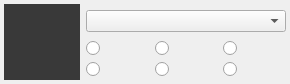
The window that src/plugins/qmldesigner/components/propertyeditor/contextpanewidgetimage.ui (qt-creator/qt-creator) describes before a commit, drawn with Qt 5.
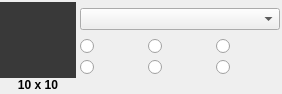
The same window after the commit. Icons and pictures are not drawn. Custom widgets are drawn as their Qt base class.

Commit message: QmlDesigner: context pane changing left margin

The edit to the form file:
```diff
--- a/src/plugins/qmldesigner/components/propertyeditor/contextpanewidgetimage.ui
+++ b/src/plugins/qmldesigner/components/propertyeditor/contextpanewidgetimage.ui
@@ -6,23 +6,32 @@
    <rect>
     <x>0</x>
     <y>0</y>
-    <width>290</width>
-    <height>84</height>
+    <width>282</width>
+    <height>93</height>
    </rect>
   </property>
   <property name="windowTitle">
    <string>Form</string>
   </property>
   <layout class="QGridLayout" name="gridLayout">
+   <property name="leftMargin">
+    <number>0</number>
+   </property>
+   <property name="topMargin">
+    <number>2</number>
+   </property>
+   <property name="rightMargin">
+    <number>2</number>
+   </property>
+   <property name="bottomMargin">
+    <number>2</number>
+   </property>
    <property name="horizontalSpacing">
-    <number>6</number>
-   </property>
-   <property name="verticalSpacing">
-    <number>0</number>
-   </property>
-   <property name="margin">
     <number>4</number>
    </property>
+   <property name="verticalSpacing">
+    <number>0</number>
+   </property>
    <item row="0" column="1" colspan="3">
     <widget class="FileWidget" name="fileWidget">
      <property name="sizePolicy">
@@ -254,6 +263,22 @@
      </property>
     </widget>
    </item>
+   <item row="3" column="0">
+    <widget class="QLabel" name="sizeLabel">
+     <property name="font">
+      <font>
+       <weight>75</weight>
+       <bold>true</bold>
+      </font>
+     </property>
+     <property name="text">
+      <string>10 x 10</string>
+     </property>
+     <property name="alignment">
+      <set>Qt::AlignCenter</set>
+     </property>
+    </widget>
+   </item>
   </layout>
  </widget>
  <customwidgets>
```
The commit also changes 3 other files.
